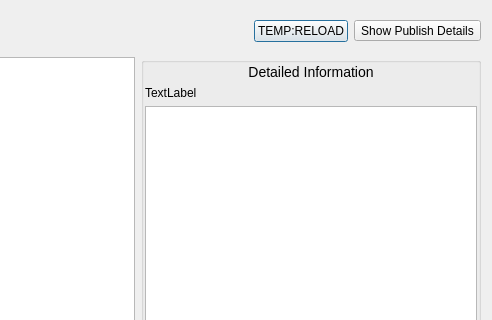
Before: the Qt Designer form resources/dialog.ui in shotgunsoftware/tk-multi-loader2, drawn with Qt 5; both pictures show x 784 to 1276 and y 0 to 320 of the 1276 by 738 pixel window.
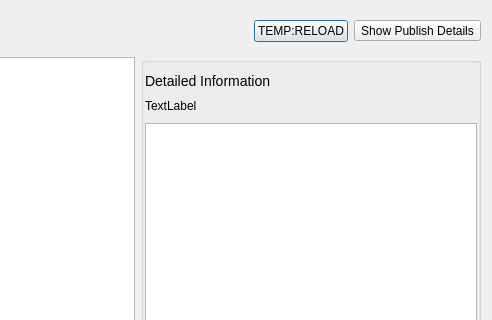
After: the same form once the commit is applied. Icons and pictures are not drawn.

```diff
--- a/resources/dialog.ui
+++ b/resources/dialog.ui
@@ -335,7 +335,19 @@
       <string/>
      </property>
      <layout class="QVBoxLayout" name="verticalLayout_5">
-      <property name="margin">
+      <property name="spacing">
+       <number>10</number>
+      </property>
+      <property name="leftMargin">
+       <number>1</number>
+      </property>
+      <property name="topMargin">
+       <number>10</number>
+      </property>
+      <property name="rightMargin">
+       <number>1</number>
+      </property>
+      <property name="bottomMargin">
        <number>1</number>
       </property>
       <item>
@@ -344,7 +356,7 @@
          <string>&lt;big&gt;Detailed Information&lt;/big&gt;</string>
         </property>
         <property name="alignment">
-         <set>Qt::AlignHCenter|Qt::AlignTop</set>
+         <set>Qt::AlignLeading|Qt::AlignLeft|Qt::AlignTop</set>
         </property>
        </widget>
       </item>
```
